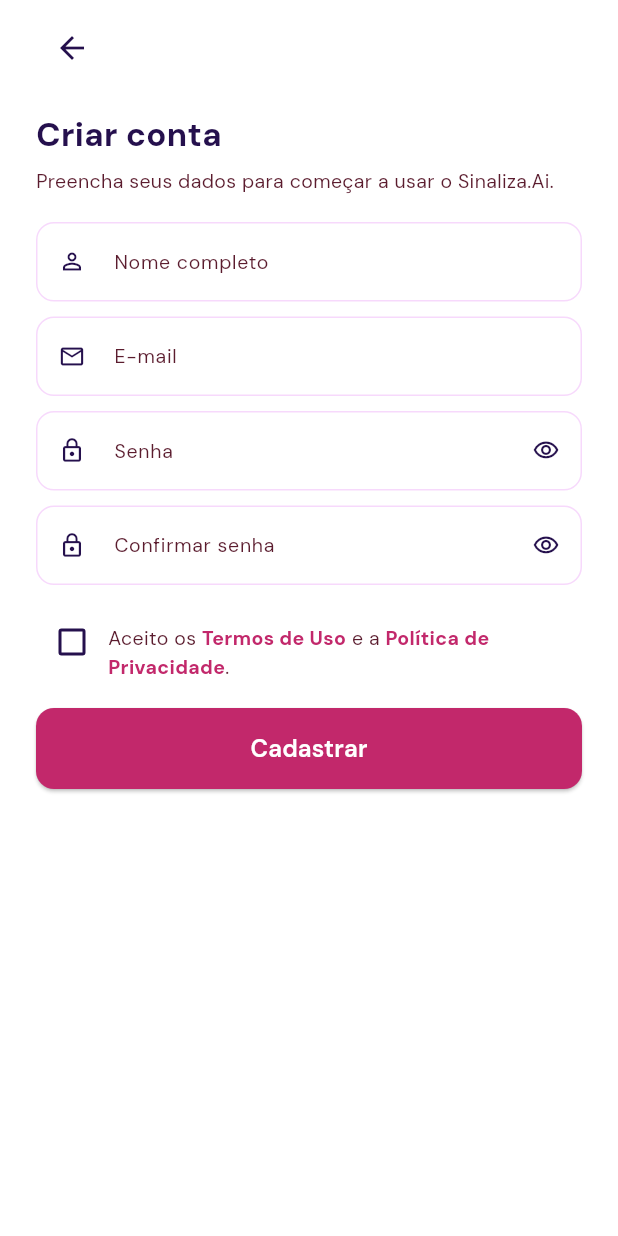
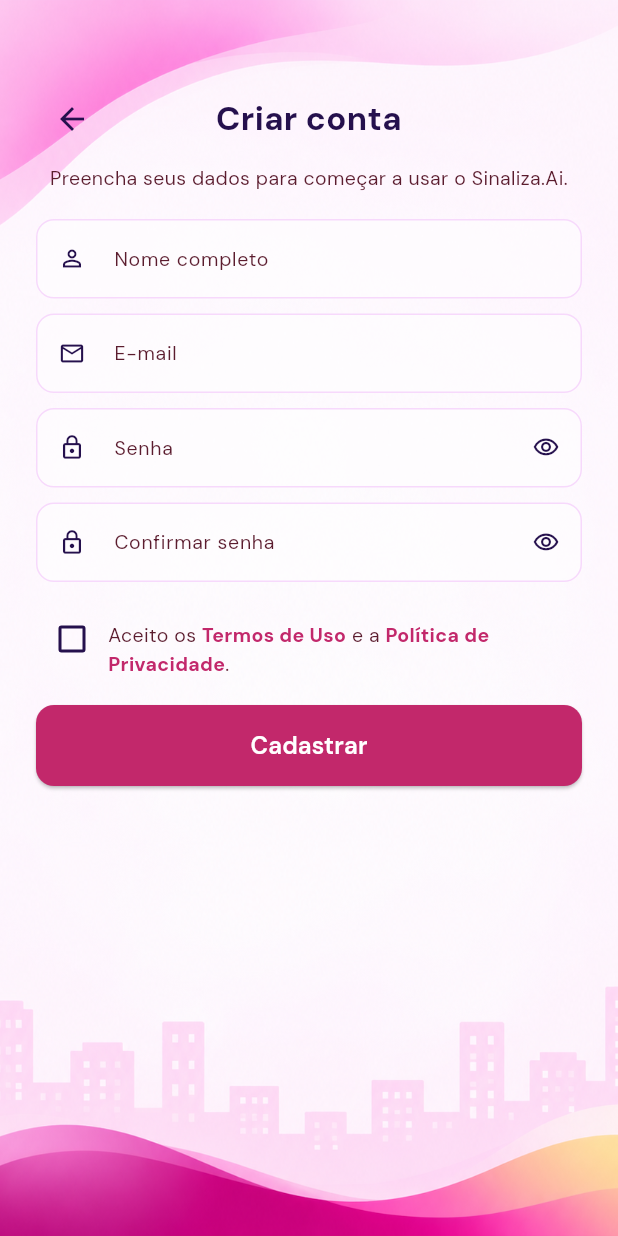
Before and after one commit to juliarichesky/sinalizaai-mobile, a Flutter app: the LoginScreen screen opened directly, after a tap on "Entrar", after a tap on "Cadastre-se", on a phone screen of 412 x 824 dp. Run offline on Flutter 3.47's test engine with Material 3 defaults, Android fonts, the phone set to English and light mode, and no system bars; our stand-ins replace google_fonts.

Commit message:
style: add illustrated background to login and register screens

```diff
--- a/lib/screens/login_screen.dart
+++ b/lib/screens/login_screen.dart
@@ -101,14 +101,22 @@ class _LoginScreenState extends State<LoginScreen> {
   Widget build(BuildContext context) {
     return AnnotatedRegion<SystemUiOverlayStyle>(
       value: const SystemUiOverlayStyle(
-        statusBarColor: AppColors.softBackground,
+        statusBarColor: Colors.transparent,
         statusBarIconBrightness: Brightness.dark,
-        systemNavigationBarColor: AppColors.softBackground,
+        systemNavigationBarColor: Colors.transparent,
         systemNavigationBarIconBrightness: Brightness.dark,
+        systemNavigationBarContrastEnforced: false,
       ),
       child: Scaffold(
-        backgroundColor: AppColors.softBackground,
-        body: SafeArea(
+        backgroundColor: Colors.transparent,
+        body: Stack(
+          fit: StackFit.expand,
+          children: [
+            Image.asset(
+              'assets/images/home_register_img.png',
+              fit: BoxFit.cover,
+            ),
+            SafeArea(
               child: LayoutBuilder(
                 builder: (context, constraints) {
                   return SingleChildScrollView(
@@ -124,44 +132,29 @@ class _LoginScreenState extends State<LoginScreen> {
                         child: Column(
                           crossAxisAlignment: CrossAxisAlignment.stretch,
                           children: [
-                        const Icon(
-                          Icons.traffic,
-                          color: AppColors.hotRose,
-                          size: 48,
-                        ),
-                        const SizedBox(height: 4),
-                        Text.rich(
-                          TextSpan(
-                            children: [
-                              TextSpan(
-                                text: 'Sinaliza.',
-                                style: AppTypography.subtitle.copyWith(
-                                  color: AppColors.darkAmethyst,
-                                  fontSize: 20,
-                                  fontWeight: FontWeight.w700,
+                            Center(
+                              child: Image.asset(
+                                'assets/images/logo_colorida.png',
+                                width: 150,
+                                height: 100,
+                                fit: BoxFit.contain,
                               ),
                             ),
-                              TextSpan(
-                                text: 'Ai',
-                                style: AppTypography.subtitle.copyWith(
-                                  color: AppColors.hotRose,
-                                  fontSize: 20,
-                                  fontWeight: FontWeight.w700,
-                                ),
-                              ),
-                            ],
-                          ),
-                          textAlign: TextAlign.center,
-                        ),
-                        const SizedBox(height: 34),
+                            const SizedBox(height: 32),
                             Text(
                               'Entrar na sua conta',
-                          style: AppTypography.heading.copyWith(fontSize: 22),
+                              textAlign: TextAlign.center,
+                              style: AppTypography.heading.copyWith(
+                                fontSize: 22,
+                              ),
                             ),
                             const SizedBox(height: 6),
                             Text(
                               'Acompanhe o trânsito, acessibilidade e alertas em tempo real.',
-                          style: AppTypography.caption.copyWith(fontSize: 13),
+                              textAlign: TextAlign.center,
+                              style: AppTypography.caption.copyWith(
+                                fontSize: 13,
+                              ),
                             ),
                             const SizedBox(height: 20),
                             TextFormField(
@@ -212,9 +205,12 @@ class _LoginScreenState extends State<LoginScreen> {
                                 ),
                                 style: TextButton.styleFrom(
                                   foregroundColor: AppColors.hotRose,
-                              padding: const EdgeInsets.symmetric(vertical: 4),
+                                  padding: const EdgeInsets.symmetric(
+                                    vertical: 4,
+                                  ),
                                   minimumSize: Size.zero,
-                              tapTargetSize: MaterialTapTargetSize.shrinkWrap,
+                                  tapTargetSize:
+                                      MaterialTapTargetSize.shrinkWrap,
                                 ),
                                 child: Text(
                                   'Esqueceu a senha?',
@@ -228,7 +224,10 @@ class _LoginScreenState extends State<LoginScreen> {
                             const SizedBox(height: 14),
                             SizedBox(
                               width: double.infinity,
-                          child: AppButton(text: 'Entrar', onPressed: _submit),
+                              child: AppButton(
+                                text: 'Entrar',
+                                onPressed: _submit,
+                              ),
                             ),
                             const SizedBox(height: 44),
                             Row(
@@ -244,7 +243,8 @@ class _LoginScreenState extends State<LoginScreen> {
                                     foregroundColor: AppColors.hotRose,
                                     padding: EdgeInsets.zero,
                                     minimumSize: Size.zero,
-                                tapTargetSize: MaterialTapTargetSize.shrinkWrap,
+                                    tapTargetSize:
+                                        MaterialTapTargetSize.shrinkWrap,
                                   ),
                                   child: Text(
                                     'Cadastre-se',
@@ -264,6 +264,8 @@ class _LoginScreenState extends State<LoginScreen> {
                 },
               ),
             ),
+          ],
+        ),
       ),
     );
   }
--- a/lib/screens/register_screen.dart
+++ b/lib/screens/register_screen.dart
@@ -170,14 +170,22 @@ class _RegisterScreenState extends State<RegisterScreen> {
   Widget build(BuildContext context) {
     return AnnotatedRegion<SystemUiOverlayStyle>(
       value: const SystemUiOverlayStyle(
-        statusBarColor: AppColors.softBackground,
+        statusBarColor: Colors.transparent,
         statusBarIconBrightness: Brightness.dark,
-        systemNavigationBarColor: AppColors.softBackground,
+        systemNavigationBarColor: Colors.transparent,
         systemNavigationBarIconBrightness: Brightness.dark,
+        systemNavigationBarContrastEnforced: false,
       ),
       child: Scaffold(
-        backgroundColor: AppColors.softBackground,
-        body: SafeArea(
+        backgroundColor: Colors.transparent,
+        body: Stack(
+          fit: StackFit.expand,
+          children: [
+            Image.asset(
+              'assets/images/home_register_img.png',
+              fit: BoxFit.cover,
+            ),
+            SafeArea(
               child: LayoutBuilder(
                 builder: (context, constraints) {
                   return SingleChildScrollView(
@@ -194,11 +202,28 @@ class _RegisterScreenState extends State<RegisterScreen> {
                           child: Column(
                             crossAxisAlignment: CrossAxisAlignment.stretch,
                             children: [
-                          Align(
-                            alignment: Alignment.centerLeft,
+                              const SizedBox(height: 47),
+                              SizedBox(
+                                height: 48,
+                                child: Stack(
+                                  fit: StackFit.expand,
+                                  children: [
+                                    Center(
+                                      child: Text(
+                                        'Criar conta',
+                                        textAlign: TextAlign.center,
+                                        style: AppTypography.heading.copyWith(
+                                          fontSize: 22,
+                                        ),
+                                      ),
+                                    ),
+                                    Positioned(
+                                      left: 0,
+                                      top: 0,
                                       child: IconButton(
                                         tooltip: 'Voltar',
-                              onPressed: () => Navigator.of(context).pop(),
+                                        onPressed: () =>
+                                            Navigator.of(context).pop(),
                                         padding: EdgeInsets.zero,
                                         constraints: const BoxConstraints(
                                           minWidth: 48,
@@ -210,15 +235,16 @@ class _RegisterScreenState extends State<RegisterScreen> {
                                         ),
                                       ),
                                     ),
-                          const SizedBox(height: 18),
-                          Text(
-                            'Criar conta',
-                            style: AppTypography.heading.copyWith(fontSize: 22),
+                                  ],
+                                ),
                               ),
                               const SizedBox(height: 6),
                               Text(
                                 'Preencha seus dados para começar a usar o Sinaliza.Ai.',
-                            style: AppTypography.caption.copyWith(fontSize: 13),
+                                textAlign: TextAlign.center,
+                                style: AppTypography.caption.copyWith(
+                                  fontSize: 13,
+                                ),
                               ),
                               const SizedBox(height: 18),
                               TextFormField(
@@ -239,7 +265,9 @@ class _RegisterScreenState extends State<RegisterScreen> {
                                     ? AutovalidateMode.onUserInteraction
                                     : AutovalidateMode.disabled,
                                 validator: _validateName,
-                            style: AppTypography.body.copyWith(fontSize: 14),
+                                style: AppTypography.body.copyWith(
+                                  fontSize: 14,
+                                ),
                                 decoration: _inputDecoration(
                                   label: 'Nome completo',
                                   icon: Icons.person_outline,
@@ -263,7 +291,9 @@ class _RegisterScreenState extends State<RegisterScreen> {
                                     ? AutovalidateMode.onUserInteraction
                                     : AutovalidateMode.disabled,
                                 validator: _validateEmail,
-                            style: AppTypography.body.copyWith(fontSize: 14),
+                                style: AppTypography.body.copyWith(
+                                  fontSize: 14,
+                                ),
                                 decoration: _inputDecoration(
                                   label: 'E-mail',
                                   icon: Icons.mail_outline,
@@ -288,14 +318,17 @@ class _RegisterScreenState extends State<RegisterScreen> {
                                     ? AutovalidateMode.onUserInteraction
                                     : AutovalidateMode.disabled,
                                 validator: _validatePassword,
-                            style: AppTypography.body.copyWith(fontSize: 14),
+                                style: AppTypography.body.copyWith(
+                                  fontSize: 14,
+                                ),
                                 decoration: _inputDecoration(
                                   label: 'Senha',
                                   icon: Icons.lock_outline,
                                   suffixIcon: _passwordVisibilityButton(
                                     obscureText: _obscurePassword,
                                     onPressed: () => setState(
-                                  () => _obscurePassword = !_obscurePassword,
+                                      () =>
+                                          _obscurePassword = !_obscurePassword,
                                     ),
                                   ),
                                 ),
@@ -317,7 +350,9 @@ class _RegisterScreenState extends State<RegisterScreen> {
                                     ? AutovalidateMode.onUserInteraction
                                     : AutovalidateMode.disabled,
                                 validator: _validateConfirmation,
-                            style: AppTypography.body.copyWith(fontSize: 14),
+                                style: AppTypography.body.copyWith(
+                                  fontSize: 14,
+                                ),
                                 decoration: _inputDecoration(
                                   label: 'Confirmar senha',
                                   icon: Icons.lock_outline,
@@ -354,7 +389,8 @@ class _RegisterScreenState extends State<RegisterScreen> {
                                           children: [
                                             TextSpan(
                                               text: 'Termos de Uso',
-                                          style: AppTypography.caption.copyWith(
+                                              style: AppTypography.caption
+                                                  .copyWith(
                                                     color: AppColors.hotRose,
                                                     fontWeight: FontWeight.w700,
                                                   ),
@@ -363,7 +399,8 @@ class _RegisterScreenState extends State<RegisterScreen> {
                                             const TextSpan(text: ' e a '),
                                             TextSpan(
                                               text: 'Política de Privacidade',
-                                          style: AppTypography.caption.copyWith(
+                                              style: AppTypography.caption
+                                                  .copyWith(
                                                     color: AppColors.hotRose,
                                                     fontWeight: FontWeight.w700,
                                                   ),
@@ -379,7 +416,10 @@ class _RegisterScreenState extends State<RegisterScreen> {
                               ),
                               if (_termsError)
                                 Padding(
-                              padding: const EdgeInsets.only(left: 12, top: 2),
+                                  padding: const EdgeInsets.only(
+                                    left: 12,
+                                    top: 2,
+                                  ),
                                   child: Text(
                                     'Você precisa aceitar os Termos de Uso e a '
                                     'Política de Privacidade para continuar.',
@@ -405,6 +445,8 @@ class _RegisterScreenState extends State<RegisterScreen> {
                 },
               ),
             ),
+          ],
+        ),
       ),
     );
   }
--- a/pubspec.yaml
+++ b/pubspec.yaml
@@ -56,6 +56,8 @@ flutter:
   assets:
     - assets/images/splash_img.png
     - assets/images/logo.png
+    - assets/images/logo_colorida.png
+    - assets/images/home_register_img.png
 
   # The following line ensures that the Material Icons font is
   # included with your application, so that you can use the icons in
```
Also changed, not shown: assets/images/home_register_img.png (added), assets/images/logo_colorida.png (added). Lines whose indentation alone changed are shown as unchanged.
